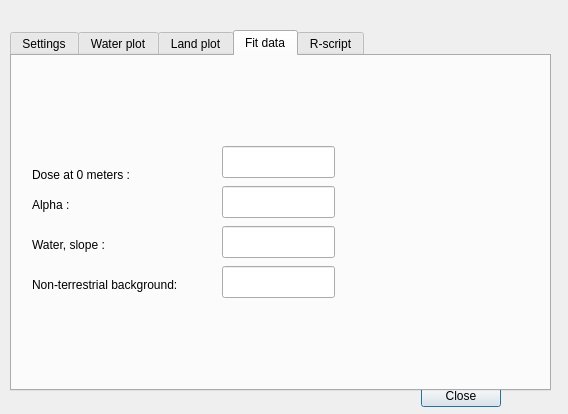
This is altitudecorrector_dialog_base.ui in sickel/altitudecorrector as Qt 5 draws it before an edit. The edited form follows.
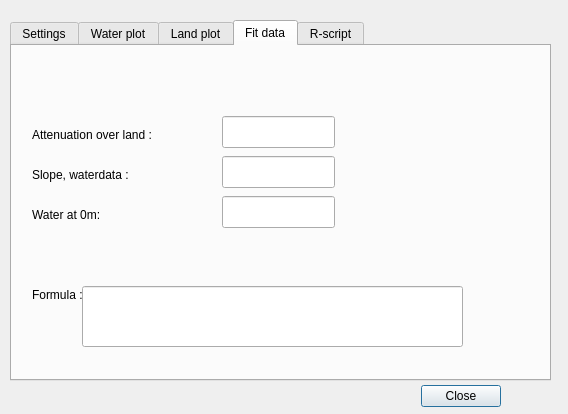
This is the edited form. The open tabs and pages were chosen to show the change. Custom widgets are drawn as their Qt base class.

Commit message: Cleaned up to match with corrected function

What changed in the file:
```diff
--- a/altitudecorrector_dialog_base.ui
+++ b/altitudecorrector_dialog_base.ui
@@ -36,7 +36,7 @@
    <property name="geometry">
     <rect>
      <x>10</x>
-     <y>30</y>
+     <y>20</y>
      <width>541</width>
      <height>361</height>
     </rect>
@@ -351,59 +351,33 @@
      <property name="geometry">
       <rect>
        <x>20</x>
-       <y>220</y>
+       <y>160</y>
        <width>191</width>
        <height>18</height>
       </rect>
      </property>
      <property name="text">
-      <string>Non-terrestrial background:</string>
-     </property>
-    </widget>
-    <widget class="QLabel" name="label_8">
-     <property name="geometry">
-      <rect>
-       <x>20</x>
-       <y>110</y>
-       <width>171</width>
-       <height>18</height>
-      </rect>
-     </property>
-     <property name="text">
-      <string>Dose at 0 meters :</string>
+      <string>Water at 0m:</string>
      </property>
     </widget>
     <widget class="QLabel" name="label_9">
      <property name="geometry">
       <rect>
        <x>20</x>
-       <y>140</y>
-       <width>58</width>
+       <y>80</y>
+       <width>171</width>
        <height>18</height>
       </rect>
      </property>
      <property name="text">
-      <string>Alpha :</string>
+      <string>Attenuation over land :</string>
      </property>
     </widget>
     <widget class="QLineEdit" name="leNTB">
      <property name="geometry">
       <rect>
        <x>210</x>
-       <y>210</y>
-       <width>113</width>
-       <height>32</height>
-      </rect>
-     </property>
-     <property name="readOnly">
-      <bool>true</bool>
-     </property>
-    </widget>
-    <widget class="QLineEdit" name="leDose0">
-     <property name="geometry">
-      <rect>
-       <x>210</x>
-       <y>90</y>
+       <y>150</y>
        <width>113</width>
        <height>32</height>
       </rect>
@@ -416,7 +390,7 @@
      <property name="geometry">
       <rect>
        <x>210</x>
-       <y>130</y>
+       <y>70</y>
        <width>113</width>
        <height>32</height>
       </rect>
@@ -429,20 +403,20 @@
      <property name="geometry">
       <rect>
        <x>20</x>
-       <y>180</y>
+       <y>120</y>
        <width>121</width>
        <height>18</height>
       </rect>
      </property>
      <property name="text">
-      <string>Water, slope :</string>
+      <string>Slope, waterdata :</string>
      </property>
     </widget>
     <widget class="QLineEdit" name="leAlpha_2">
      <property name="geometry">
       <rect>
        <x>210</x>
-       <y>170</y>
+       <y>110</y>
        <width>113</width>
        <height>32</height>
       </rect>
@@ -454,6 +428,32 @@
       <bool>true</bool>
      </property>
     </widget>
+    <widget class="QLineEdit" name="leFormula">
+     <property name="geometry">
+      <rect>
+       <x>70</x>
+       <y>240</y>
+       <width>381</width>
+       <height>61</height>
+      </rect>
+     </property>
+     <property name="readOnly">
+      <bool>true</bool>
+     </property>
+    </widget>
+    <widget class="QLabel" name="label_12">
+     <property name="geometry">
+      <rect>
+       <x>20</x>
+       <y>240</y>
+       <width>61</width>
+       <height>18</height>
+      </rect>
+     </property>
+     <property name="text">
+      <string>Formula :</string>
+     </property>
+    </widget>
    </widget>
    <widget class="QWidget" name="tab_4">
     <attribute name="title">
```
Left out of the diff: 4 changed lines with no effect on the pictures. The commit also changes 1 other file.
